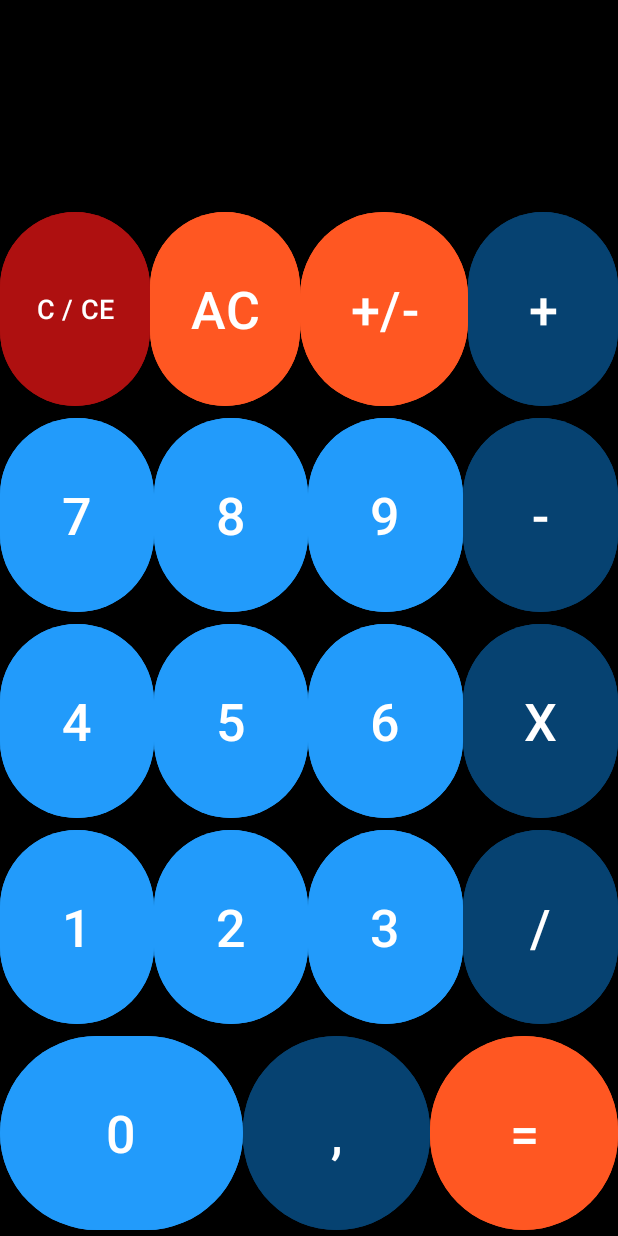
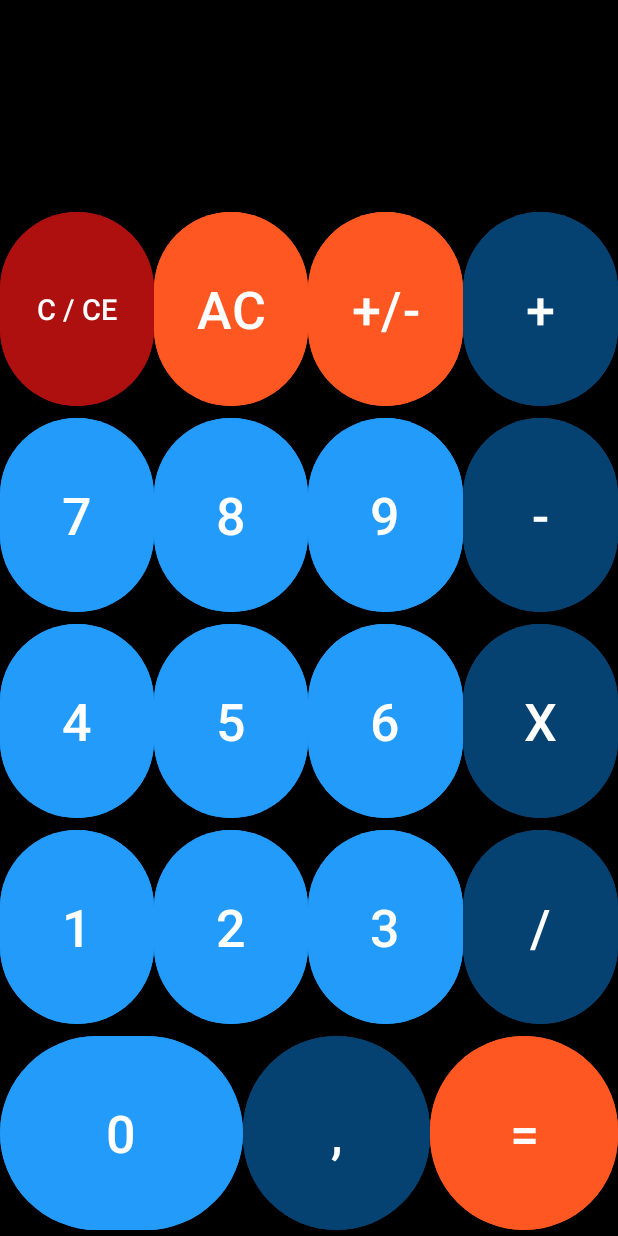
Before and after one commit to Jvsin/calculatorApp, an Android app: the BasicCalcActivity screen opened directly, with no data from a screen before it, on a phone screen of 412 x 824 dp. Run offline under Robolectric (Android 15) with nearby library versions, the phone set to English and light mode, and no system bars.

Commit message:
poprawa wartosci w widokach

```diff
--- a/app/src/main/res/layout/basic.xml
+++ b/app/src/main/res/layout/basic.xml
@@ -71,7 +71,7 @@
             <Button
                 android:id="@+id/changeSignButton"
                 android:backgroundTint="@color/orange"
-                android:layout_width="100dp"
+                android:layout_width="wrap_content"
                 android:layout_height="match_parent"
                 android:layout_weight="1"
                 android:autoSizeTextType="uniform"
```
Also changed, not shown: app/src/main/res/layout/main.xml (+4 -4 lines).
